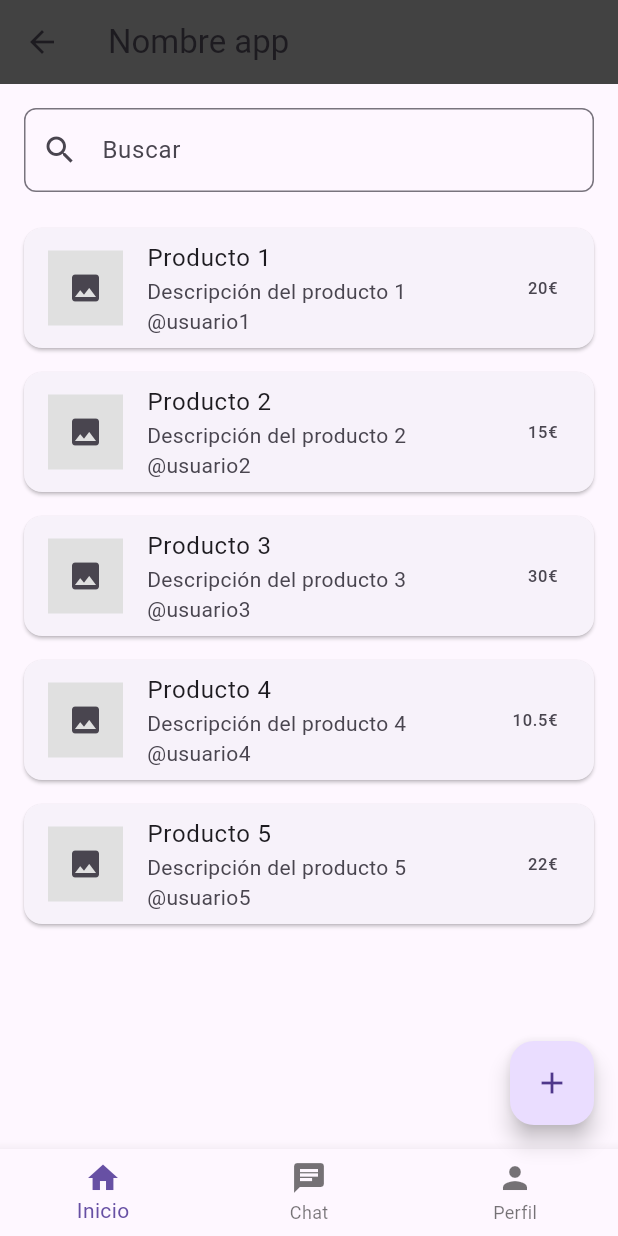
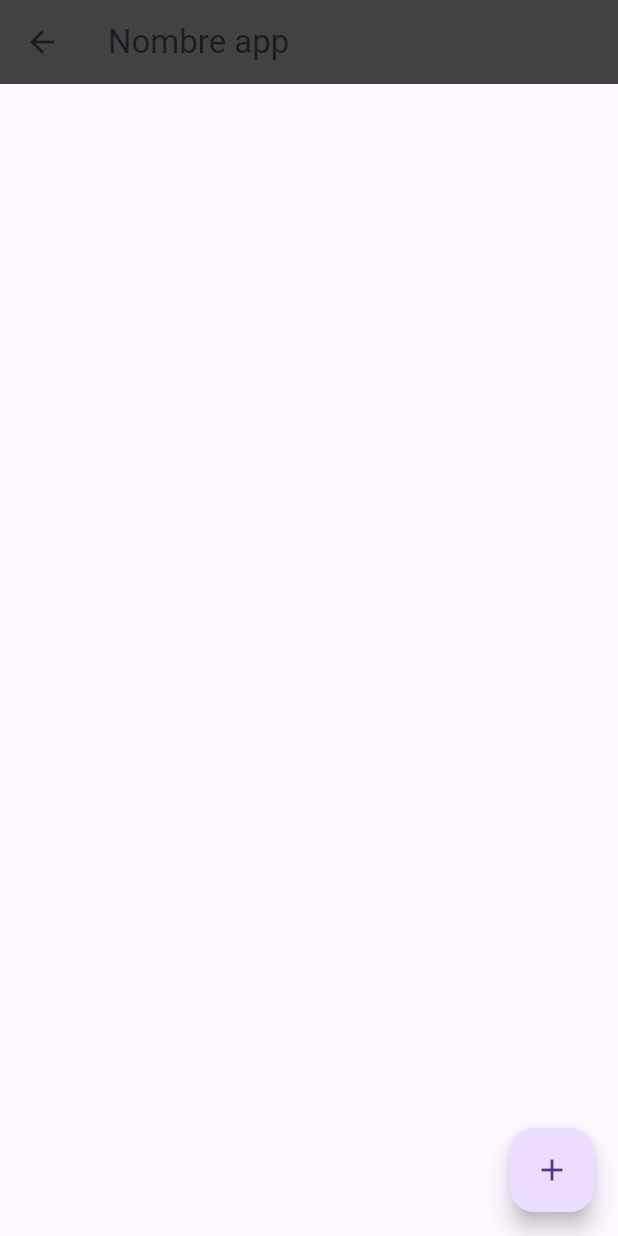
Before and after one commit to Estelamg/ProyectoIHM, a Flutter app: the PaginaPrincipal screen opened by its route, on a phone screen of 412 x 824 dp. Run offline on Flutter 3.47's test engine with Material 3 defaults, Android fonts, the phone set to English and light mode, and no system bars; our stand-ins replace image_picker.

Commit message:
Update pagina_principal.dart

```diff
--- a/aplicacion_flutter/lib/pagina_principal.dart
+++ b/aplicacion_flutter/lib/pagina_principal.dart
@@ -1,8 +1,7 @@
 import 'package:flutter/material.dart';
+import 'dart:io';
 import 'producto_detalle.dart';
-import 'chat_screen.dart';
-import 'perfil.dart';
-import 'subir_producto_stateless.dart'; // Cambia este si usas otra versión
+import 'subir_producto_stateless.dart';
 
 class PaginaPrincipal extends StatefulWidget {
   const PaginaPrincipal({super.key});
@@ -12,59 +11,7 @@ class PaginaPrincipal extends StatefulWidget {
 }
 
 class _PaginaPrincipalState extends State<PaginaPrincipal> {
-  int _selectedIndex = 0;
-
-  final List<Map<String, String>> productos = [
-    {
-      'usuario': 'usuario1',
-      'nombreProducto': 'Producto 1',
-      'descripcion': 'Descripción del producto 1',
-      'precio': '20'
-    },
-    {
-      'usuario': 'usuario2',
-      'nombreProducto': 'Producto 2',
-      'descripcion': 'Descripción del producto 2',
-      'precio': '15'
-    },
-    {
-      'usuario': 'usuario3',
-      'nombreProducto': 'Producto 3',
-      'descripcion': 'Descripción del producto 3',
-      'precio': '30'
-    },
-    {
-      'usuario': 'usuario4',
-      'nombreProducto': 'Producto 4',
-      'descripcion': 'Descripción del producto 4',
-      'precio': '10.5'
-    },
-    {
-      'usuario': 'usuario5',
-      'nombreProducto': 'Producto 5',
-      'descripcion': 'Descripción del producto 5',
-      'precio': '22'
-    },
-  ];
-
-  void _onItemTapped(int index) {
-    setState(() {
-      _selectedIndex = index;
-    });
-
-    // Manejar la navegación según el índice seleccionado
-    if (index == 1) {
-      Navigator.push(
-        context,
-        MaterialPageRoute(builder: (context) => const ChatScreen()),
-      );
-    } else if (index == 2) {
-      Navigator.push(
-        context,
-        MaterialPageRoute(builder: (context) => const PerfilScreen()),
-      );
-    }
-  }
+  List<Map<String, dynamic>> productos = [];
 
   @override
   Widget build(BuildContext context) {
@@ -73,70 +20,49 @@ class _PaginaPrincipalState extends State<PaginaPrincipal> {
         title: const Text('Nombre app'),
         backgroundColor: Colors.grey[800],
       ),
-      body: Column(
-        children: [
-          Padding(
-            padding: const EdgeInsets.all(16.0),
-            child: TextField(
-              decoration: InputDecoration(
-                hintText: 'Buscar',
-                prefixIcon: const Icon(Icons.search),
-                border: OutlineInputBorder(
-                  borderRadius: BorderRadius.circular(8),
-                ),
-              ),
-            ),
-          ),
-          Expanded(
-            child: ListView.builder(
+      body: ListView.builder(
         itemCount: productos.length,
         itemBuilder: (context, index) {
           final producto = productos[index];
-                return Card(
-                  margin: const EdgeInsets.symmetric(horizontal: 16, vertical: 8),
-                  child: ListTile(
-                    leading: Container(
+          return ListTile(
+            leading: producto['imagen'] != null
+                ? Image.file(
+                    File(producto['imagen']),
+                    height: 50,
+                    width: 50,
+                    fit: BoxFit.cover,
+                  )
+                : Container(
                     height: 50,
                     width: 50,
                     color: Colors.grey[300],
                     child: const Icon(Icons.image),
                   ),
-                    title: Text(producto['nombreProducto']!),
-                    subtitle: Column(
-                      crossAxisAlignment: CrossAxisAlignment.start,
-                      children: [
-                        Text(producto['descripcion']!),
-                        Text('@${producto['usuario']}'),
-                      ],
-                    ),
-                    trailing: Text('${producto['precio']}€'),
+            title: Text(producto['nombreProducto']),
+            subtitle: Text('@${producto['usuario']}'),
             onTap: () {
               Navigator.push(
                 context,
                 MaterialPageRoute(
                   builder: (context) => ProductoDetalle(
-                            usuario: producto['usuario']!,
-                            nombreProducto: producto['nombreProducto']!,
-                            descripcion: producto['descripcion']!,
-                            precio: producto['precio']!,
+                    usuario: producto['usuario'],
+                    nombreProducto: producto['nombreProducto'],
+                    descripcion: producto['descripcion'],
+                    precio: producto['precio'],
+                    imagen: producto['imagen'], // Pasamos la imagen aquí
                   ),
                 ),
               );
             },
-                  ),
           );
         },
-            ),
-          ),
-        ],
       ),
       floatingActionButton: FloatingActionButton(
         onPressed: () {
           Navigator.push(
             context,
             MaterialPageRoute(
-              builder: (context) => SubirProductoStateless(
-                productos: productos,
+              builder: (context) => SubirProducto(
                 onProductoSubido: (nuevoProducto) {
                   setState(() {
                     productos.add(nuevoProducto);
@@ -148,24 +74,6 @@ class _PaginaPrincipalState extends State<PaginaPrincipal> {
         },
         child: const Icon(Icons.add),
       ),
-      bottomNavigationBar: BottomNavigationBar(
-        items: const [
-          BottomNavigationBarItem(
-            icon: Icon(Icons.home),
-            label: 'Inicio',
-          ),
-          BottomNavigationBarItem(
-            icon: Icon(Icons.chat),
-            label: 'Chat',
-          ),
-          BottomNavigationBarItem(
-            icon: Icon(Icons.person),
-            label: 'Perfil',
-          ),
-        ],
-        currentIndex: _selectedIndex,
-        onTap: _onItemTapped,
-      ),
     );
   }
 }
```
Lines whose indentation alone changed are shown as unchanged.
